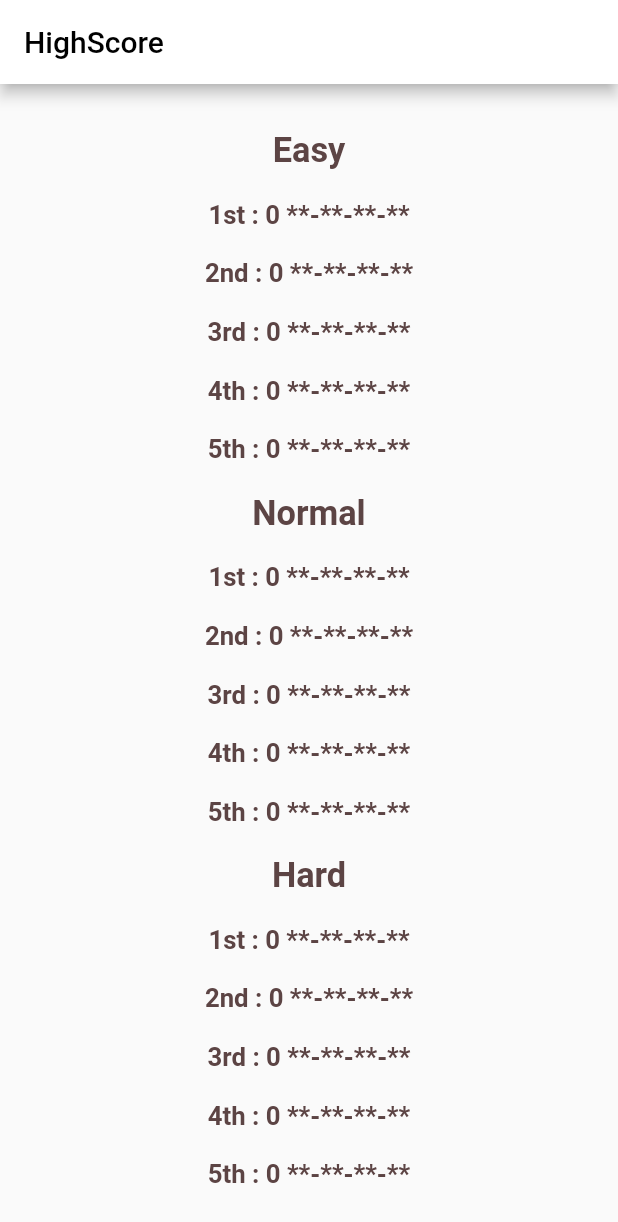
After one commit to solevin/font-quiz, a Flutter app: the HighscorePage screen opened by its route, on a phone screen of 412 x 824 dp. The commit adds this screen. Shown: the top 1222 px of the screen. Run offline on Flutter 3.47's test engine with Material 2 defaults, Android fonts, the phone set to English and light mode, and no system bars; our stand-ins replace flutter_screenutil, flutter_staggered_animations, go_router, google_fonts, hooks_riverpod, sqflite; accounts and stored records are empty.

Commit message:
#13: DB及びハイスコア画面の実装

```diff
--- /dev/null
+++ b/lib/db/highscore.dart
@@ -0,0 +1,34 @@
+import 'dart:convert';
+import 'dart:typed_data';
+
+class HiScore {
+  HiScore({
+    this.id,
+    this.difficulty,
+    this.score,
+    this.date,
+  });
+
+  HiScore.fromMap(Map<String, dynamic> paramMap)
+      : id = paramMap['id'] as int,
+        difficulty = paramMap['difficulty'] as String,
+        score = paramMap['score'] as int,
+        date = paramMap['date'] as String;
+
+  int? id;
+  String? difficulty;
+  int? score;
+  String? date;
+
+  Map<String, dynamic> toMap() => <String, dynamic>{
+        if (id != null) 'id': id,
+        if (difficulty != null) 'difficulty': difficulty,
+        if (score != null) 'score': score,
+        if (date != null) 'date': date,
+      };
+
+  Map<String, dynamic> toMapExceptId() {
+    final cloneMap = <String, dynamic>{...toMap()}..remove('id');
+    return cloneMap;
+  }
+}
--- a/lib/main.dart
+++ b/lib/main.dart
@@ -1,8 +1,9 @@
 import 'package:flutter/material.dart';
 import 'package:flutter_screenutil/flutter_screenutil.dart';
 import 'package:font_quiz/router.dart';
+import 'package:font_quiz/ui/highscore/highscore_page_view.dart';
+import 'package:font_quiz/ui/play/play_setting_view.dart';
 import 'package:hooks_riverpod/hooks_riverpod.dart';
-import 'package:font_quiz/ui/play/play_setting_view.dart';
 import 'package:provider/provider.dart' as provider;
 
 void main() {
@@ -12,6 +13,9 @@ void main() {
         providers: [
           provider.ChangeNotifierProvider(
             create: (_) => SettingViewModel(),
+          ),
+          provider.ChangeNotifierProvider(
+            create: (_) => HighscoreViewModel(),
           ),
         ],
         child: ScreenUtilInit(
--- a/lib/router.dart
+++ b/lib/router.dart
@@ -1,3 +1,4 @@
+import 'package:font_quiz/ui/highscore/highscore_page.dart';
 import 'package:font_quiz/ui/home/home_page.dart';
 import 'package:font_quiz/ui/play/play_page.dart';
 import 'package:font_quiz/ui/play/play_page_reverse.dart';
@@ -43,5 +44,10 @@ GoRouter router = GoRouter(
       path: '/setting',
       builder: (context, state) => const HomePage(),
     ),
+    GoRoute(
+      name: 'hiScore',
+      path: '/highScore',
+      builder: (context, state) => const HighscorePage(),
+    ),
   ]
 );
--- /dev/null
+++ b/lib/ui/highscore/highscore_page.dart
@@ -0,0 +1,177 @@
+import 'package:flutter/material.dart';
+import 'package:flutter_screenutil/flutter_screenutil.dart';
+import 'package:font_quiz/ui/highscore/highscore_page_view.dart';
+import 'package:provider/provider.dart';
+
+class HighscorePage extends StatelessWidget {
+  const HighscorePage({Key? key}) : super(key: key);
+  @override
+  Widget build(BuildContext context) {
+    final read = context.read<HighscoreViewModel>();
+    return Scaffold(
+        appBar: AppBar(
+          title: const Text('HighScore'),
+        ),
+        body: Column(
+          mainAxisAlignment: MainAxisAlignment.center,
+          children: [
+            displayRank('Easy', read),
+            displayRank('Normal', read),
+            displayRank('Hard', read),
+          ],
+        ));
+  }
+}
+
+Widget displayRank(String difficulty, HighscoreViewModel read) {
+  const textColor = Color(0xFF5C4444);
+  var index = 0;
+  switch (difficulty) {
+    case 'Easy':
+      index = 0;
+      break;
+    case 'Normal':
+      index = 1;
+      break;
+    case 'Hard':
+      index = 2;
+      break;
+  }
+  final scoreList = read.topFive[index];
+  return Column(
+    mainAxisAlignment: MainAxisAlignment.center,
+    children: [
+      Padding(
+        padding: EdgeInsets.all(8.h),
+        child: Text(
+          difficulty,
+          style: TextStyle(
+            fontSize: 20.sp,
+            fontWeight: FontWeight.w700,
+            color: textColor,
+          ),
+        ),
+      ),
+      Padding(
+        padding: EdgeInsets.all(8.h),
+        child: Row(
+          mainAxisAlignment: MainAxisAlignment.center,
+          children: [
+            Text(
+              '1st : ',
+              style: TextStyle(
+                fontSize: 15.sp,
+                fontWeight: FontWeight.w700,
+                color: textColor,
+              ),
+            ),
+            Text(
+              '${scoreList[0].score} ${scoreList[0].date}',
+              style: TextStyle(
+                fontSize: 15.sp,
+                fontWeight: FontWeight.w700,
+                color: textColor,
+              ),
+            ),
+          ],
+        ),
+      ),
+      Padding(
+        padding: EdgeInsets.all(8.h),
+        child: Row(
+          mainAxisAlignment: MainAxisAlignment.center,
+          children: [
+            Text(
+              '2nd : ',
+              style: TextStyle(
+                fontSize: 15.sp,
+                fontWeight: FontWeight.w700,
+                color: textColor,
+              ),
+            ),
+            Text(
+              '${scoreList[0].score} ${scoreList[0].date}',
+              style: TextStyle(
+                fontSize: 15.sp,
+                fontWeight: FontWeight.w700,
+                color: textColor,
+              ),
+            ),
+          ],
+        ),
+      ),
+      Padding(
+        padding: EdgeInsets.all(8.h),
+        child: Row(
+          mainAxisAlignment: MainAxisAlignment.center,
+          children: [
+            Text(
+              '3rd : ',
+              style: TextStyle(
+                fontSize: 15.sp,
+                fontWeight: FontWeight.w700,
+                color: textColor,
+              ),
+            ),
+            Text(
+              '${scoreList[0].score} ${scoreList[0].date}',
+              style: TextStyle(
+                fontSize: 15.sp,
+                fontWeight: FontWeight.w700,
+                color: textColor,
+              ),
+            ),
+          ],
+        ),
+      ),
+      Padding(
+        padding: EdgeInsets.all(8.h),
+        child: Row(
+          mainAxisAlignment: MainAxisAlignment.center,
+          children: [
+            Text(
+              '4th : ',
+              style: TextStyle(
+                fontSize: 15.sp,
+                fontWeight: FontWeight.w700,
+                color: textColor,
+              ),
+            ),
+            Text(
+              '${scoreList[0].score} ${scoreList[0].date}',
+              style: TextStyle(
+                fontSize: 15.sp,
+                fontWeight: FontWeight.w700,
+                color: textColor,
+              ),
+            ),
+          ],
+        ),
+      ),
+      Padding(
+        padding: EdgeInsets.all(8.h),
+        child: Row(
+          mainAxisAlignment: MainAxisAlignment.center,
+          children: [
+            Text(
+              '5th : ',
+              style: TextStyle(
+                fontSize: 15.sp,
+                fontWeight: FontWeight.w700,
+                color: textColor,
+              ),
+            ),
+            Text(
+              '${scoreList[0].score} ${scoreList[0].date}',
+              style: TextStyle(
+                fontSize: 15.sp,
+                fontWeight: FontWeight.w700,
+                color: textColor,
+              ),
+            ),
+          ],
+        ),
+      )
+    ],
+  );
+}
--- a/lib/ui/home/home_page.dart
+++ b/lib/ui/home/home_page.dart
@@ -1,13 +1,16 @@
 import 'package:flutter/material.dart';
 import 'package:flutter_screenutil/flutter_screenutil.dart';
 import 'package:font_quiz/ui/common/app_title_bar.dart';
+import 'package:font_quiz/ui/highscore/highscore_page_view.dart';
 import 'package:go_router/go_router.dart';
+import 'package:provider/provider.dart';
 
 class HomePage extends StatelessWidget {
   const HomePage({Key? key}) : super(key: key);
 
   @override
   Widget build(BuildContext context) {
+    context.read<HighscoreViewModel>().init();
     return Scaffold(
       appBar: AppTitleBar(),
       body: Center(
@@ -25,6 +28,10 @@ class HomePage extends StatelessWidget {
             MenuItem(
               text: 'Setting',
               route: '/',
+            ),
+            MenuItem(
+              text: 'HighScore',
+              route: '/highScore',
             ),
           ],
         ),
--- a/pubspec.yaml
+++ b/pubspec.yaml
@@ -22,7 +22,9 @@ dependencies:
   hooks_riverpod: ^1.0.3
   # mocktail: ^0.3.0
   pedantic_mono: ^1.15.0
+  path: ^1.8.0
   provider: ^6.0.2
+  sqflite: ^2.0.2
 
 dev_dependencies:
   build_runner: ^2.1.7
```
Also changed, not shown: lib/db/db_provider.dart (added, +53 -0 lines), lib/db/highscore_dao.dart (added, +77 -0 lines), lib/ui/highscore/highscore_page_view.dart (added, +36 -0 lines).
